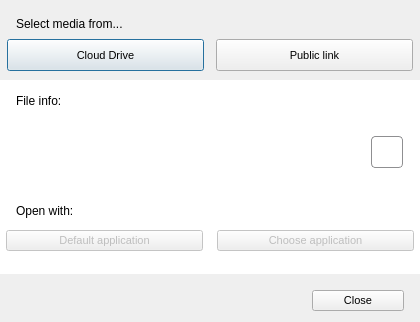
This is Source/MEGASync/gui/macx/StreamingFromMegaDialog.ui in meganz/MEGAsync as Qt 5 draws it before an edit. The edited form follows.
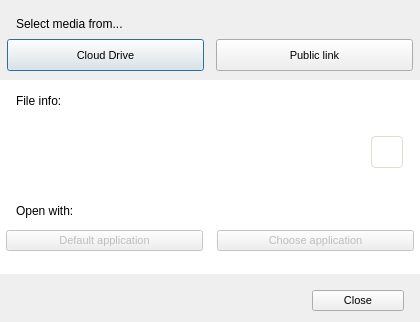
This is the edited form. Icons and pictures are not drawn.

Commit message: Minor fixes for the streaming dialog in OS X

Patch:
```diff
--- a/Source/MEGASync/gui/macx/StreamingFromMegaDialog.ui
+++ b/Source/MEGASync/gui/macx/StreamingFromMegaDialog.ui
@@ -64,7 +64,7 @@
 }
 #bCopyLink
 {
-    border: 1px solid #8f8f91;
+    border: 1px solid #dfdfd1;
     border-radius: 4px;
     background-color: qlineargradient(x1: 0, y1: 0, x2: 0, y2: 1,
                                       stop: 0 rgba(246,247,250,30), stop: 1 rgba(232,233,235,30));
```
Left out of the diff: 6 changed lines with no effect on the pictures.
